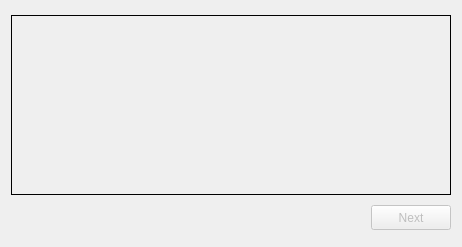
The window that code/display/region/HistogramGraph.ui (radio-astro/casa) describes before a commit, drawn with Qt 5.
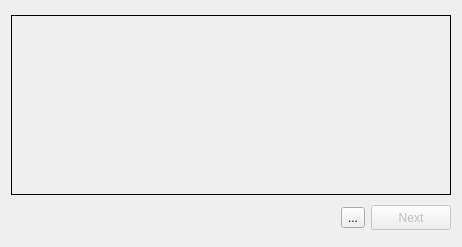
The same window after the commit. Icons and pictures are not drawn.

Commit message: New Development: No             JIRA Issue: CAS-5720         Ready for Test: Yes      Interface Changes: Yes What Interface Changed: Added signals for showing histogram from region dock.          Test Programs: List test programs   Put in Release Notes: No              Module(s): Viewer            Description: Add link to histogram from region dock.

The edit to the form file:
```diff
--- a/code/display/region/HistogramGraph.ui
+++ b/code/display/region/HistogramGraph.ui
@@ -48,6 +48,17 @@
        </property>
       </spacer>
      </item>
+     <item>
+      <widget class="QToolButton" name="toolButton">
+       <property name="text">
+        <string>...</string>
+       </property>
+       <property name="icon">
+        <iconset>
+         <normaloff>:/images/hist.png</normaloff>../QtViewer/icons/hist.png</iconset>
+       </property>
+      </widget>
+     </item>
      <item>
       <widget class="QPushButton" name="nextButton">
        <property name="enabled">
```
The commit also changes 12 other files.
